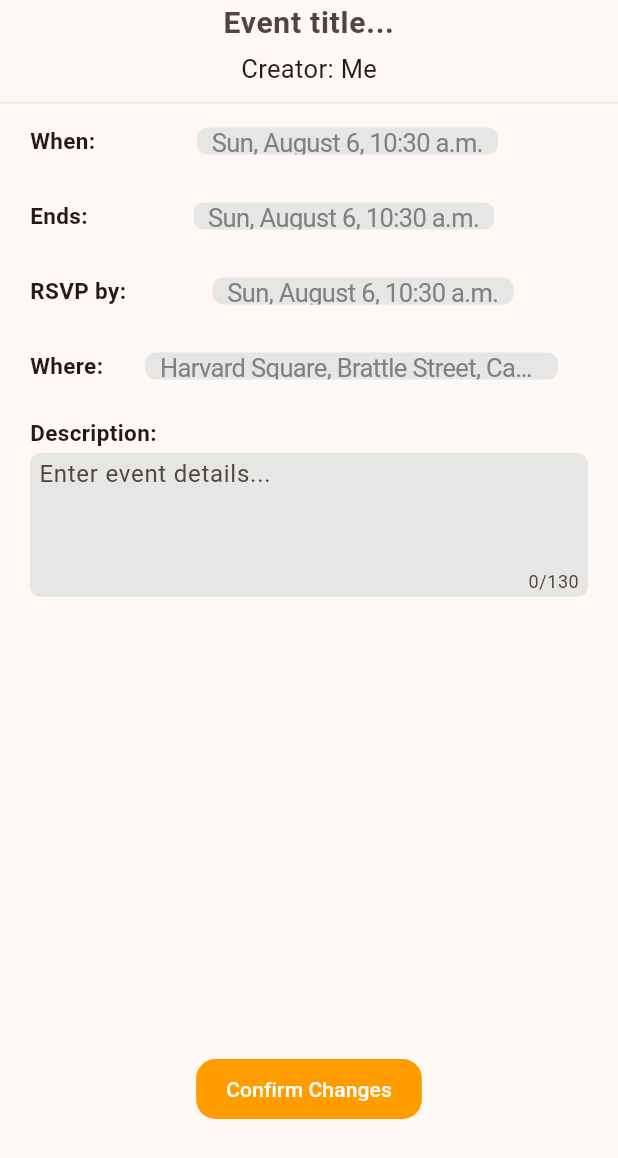
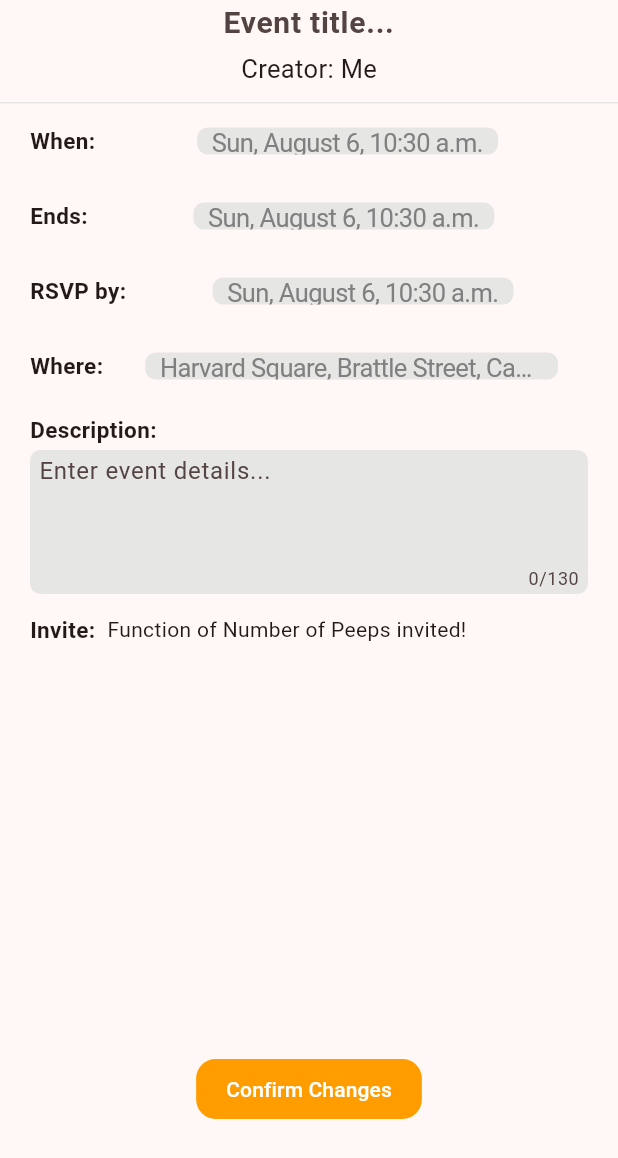
Before and after one commit to posturorg/postur, a Flutter app: the EventCreateModal widget shown alone on an empty page, opened directly, on a phone screen of 412 x 824 dp. Shown: the top 1158 px of the screen. Run offline on Flutter 3.47's test engine with Material 2 defaults, Android fonts, the phone set to English and light mode, and no system bars; our stand-ins replace cloud_firestore, firebase_auth, firebase_core, google_maps_flutter, qr_flutter; missing offline and left inert: mobile_scanner; accounts and stored records are empty.

Commit message:
Update event_create_modal.dart

```diff
--- a/lib/components/modals/event_create_modal.dart
+++ b/lib/components/modals/event_create_modal.dart
@@ -26,7 +26,8 @@ class EventCreateModal extends StatefulWidget {
     super.key,
     required this.exists,
     required this.initialSelectedPlace,
-    required this.initialCoords, // will get this from where you click on the map
+    required this.initialCoords, // will get this from where you click
+    //on the map
     this.initialTitle,
     this.initialDescription,
   });
@@ -309,7 +310,7 @@ class _EventCreateModalState extends State<EventCreateModal> {
             Container(
               margin: centralEdgeInset,
               child: Padding(
-                padding: EdgeInsets.fromLTRB(0, 9, 0, 0),
+                padding: const EdgeInsets.fromLTRB(0, 7, 0, 0),
                 child: Row(
                   mainAxisAlignment: MainAxisAlignment.start,
                   children: [
@@ -317,25 +318,6 @@ class _EventCreateModalState extends State<EventCreateModal> {
                       'Description:',
                       style: defaultBold,
                     ),
-
-                    /*
-                    const SizedBox(width: 8.0),
-                    Expanded(
-                      child: SizedBox(
-                        width: 200.0,
-                        height: 50.0,
-                        child: TextFormField(
-                          // Event Description
-                          controller: eventDescriptionController,
-                          decoration: const InputDecoration(
-                            hintText: 'Event description...',
-                            border:
-                                OutlineInputBorder(), // Customize the border style
-                          ),
-                        ),
-                      ),
-                    ),
-                  */
                   ],
                 ),
               ),
@@ -374,6 +356,24 @@ class _EventCreateModalState extends State<EventCreateModal> {
                 ),
               ),
             ),
+            Container(
+              margin: centralEdgeInset,
+              child: Padding(
+                padding: const EdgeInsets.fromLTRB(0, 13, 0, 0),
+                child: Row(
+                  //wont be constant, but whatever.
+                  mainAxisAlignment: MainAxisAlignment.start,
+                  children: [
+                    Text(
+                      'Invite:',
+                      style: defaultBold,
+                    ),
+                    const SizedBox(width: 8.0),
+                    const Text('Function of Number of Peeps invited!'),
+                  ],
+                ),
+              ),
+            ),
             Expanded(
               child: SafeArea(
                 child: Column(
```
